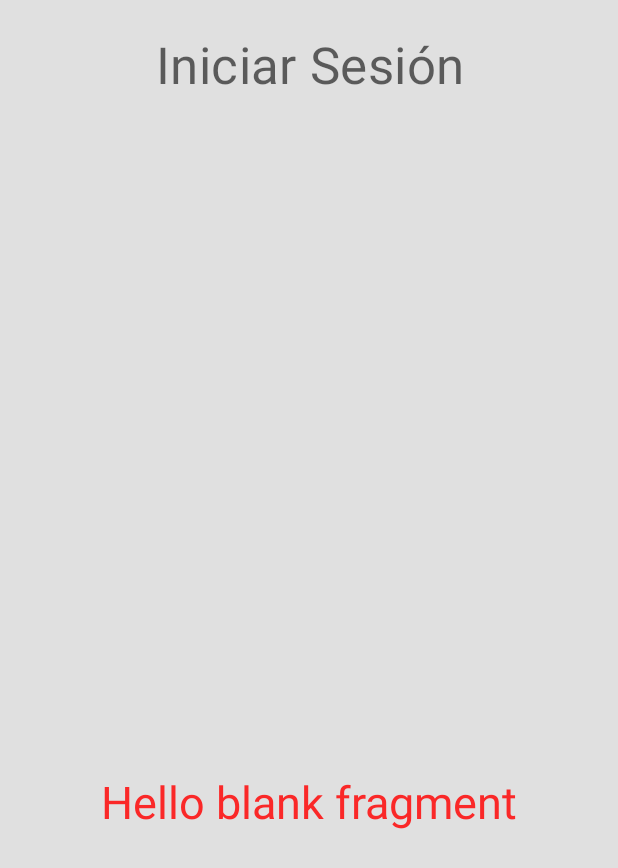
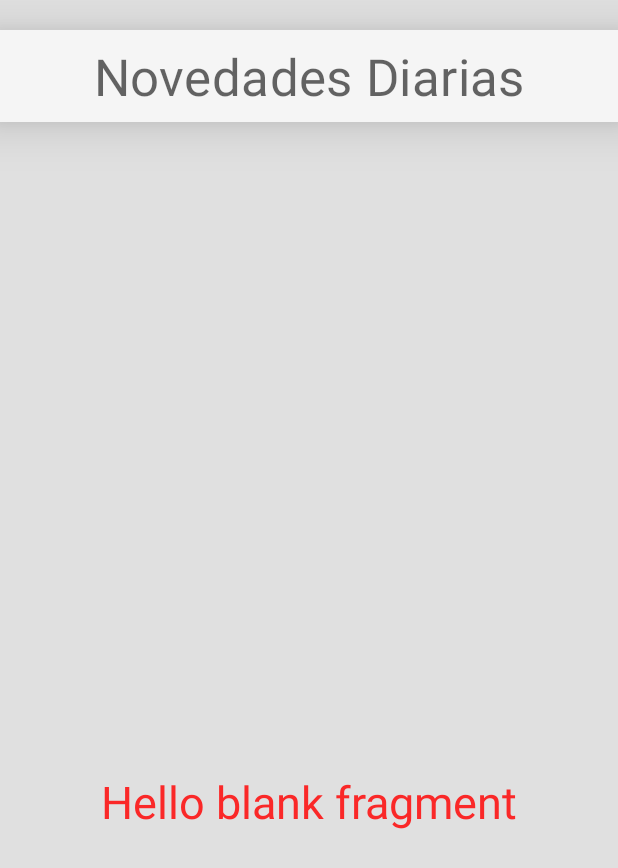
Before and after one commit to rbjavi/LE-TooWine-Android, an Android app: the screen it shows after launch once a user with an empty profile is signed in (HomeActivity), on a phone screen of 412 x 824 dp. Shown: the top 868 px of the screen. Run offline under Robolectric (Android 15) with nearby library versions, the light colour scheme and no system bars; our stand-ins replace navigation-ui; libraries missing offline, so code that uses them is left out: org.jetbrains.anko; 1 statement that could not run was skipped.

Commit message:
Pequeñas modificaciones en las clases, agregando y quitando ciertas funciones

```diff
--- a/app/src/main/java/com/jruizb/toowine/home/HomeActivity.kt
+++ b/app/src/main/java/com/jruizb/toowine/home/HomeActivity.kt
@@ -5,6 +5,8 @@ import android.content.Intent
 import android.os.Bundle
 import androidx.appcompat.app.AppCompatActivity
 import androidx.fragment.app.Fragment
+import androidx.fragment.app.FragmentManager
+import androidx.navigation.NavController
 import androidx.navigation.fragment.NavHostFragment
 import androidx.navigation.ui.setupWithNavController
 import androidx.recyclerview.widget.LinearLayoutManager
@@ -13,10 +15,12 @@ import com.google.android.material.bottomnavigation.BottomNavigationView
 import com.jruizb.toowine.R
 import com.jruizb.toowine.databinding.ActivityHomeBinding
 import com.jruizb.toowine.databinding.ActivityHomeBinding.inflate
+import com.jruizb.toowine.databinding.FragmentLoginBinding
 import com.jruizb.toowine.domain.WineItems
 import com.jruizb.toowine.onboarding.Onboarding
 import com.jruizb.toowine.preferences.PreferencesKey
 import com.jruizb.toowine.preferences.PreferencesProvider
+import org.jetbrains.anko.activityManager
 import org.jsoup.Jsoup
 import kotlin.concurrent.thread
 
@@ -26,6 +30,8 @@ import kotlin.concurrent.thread
 class HomeActivity : AppCompatActivity() {
 
     private lateinit var  bindingHome: ActivityHomeBinding
+
+    private lateinit var bindingLoginFragment: FragmentLoginBinding
 
     override fun onCreate(savedInstanceState: Bundle?) {
         super.onCreate(savedInstanceState)
@@ -38,7 +44,7 @@ class HomeActivity : AppCompatActivity() {
 
         /* Configuración del controlador de bottomNavigationBar y UI ActionBar label */
         val bottomNavigationView = findViewById<BottomNavigationView>(R.id.bottom_navigatin_view)
-        //Retorna el FragmentManager para interactuar con los fragmentos asociodos a esta actividad
+        //Retorna el FragmentManager para interactuar con los fragmentos asociados a esta actividad
         val navHostFragment = supportFragmentManager.findFragmentById(R.id.fragmentContainer) as NavHostFragment
         //El NavHostFragment provee un area dentro del layout para que ocurra la navegación entre fragments
         val navController = navHostFragment.navController
@@ -51,20 +57,35 @@ class HomeActivity : AppCompatActivity() {
 
 
     /**
-     *  Función para comprobar si es la primera vez usada en ese dispositivo, se activa la vista inicial onboarding
+     *  Función que valida si onboarding ya ha sido inicializada por primera vez, si obtiene true
+     *  navega directamente a la actividad principal Home
      */
     private fun setupOnboarding() {
-        if (onboarding(this)) {
+        if (isOnboardingOnSharedPreferences(this)) {
             startActivity(Intent(this@HomeActivity, Onboarding::class.java))
         }
     }
 
     /**
-     * Función que comprueba si esta guardado en ese dispositivo el par clave-valor para saber si es
-     * el primer uso de la app y, por lo tanto, mostrar o no la vista onboarding inicial
+     * Función que comprueba y devuelve true, si ya está guardado en ese dispositivo el par clave-valor
+     * o, false, si no y es la primera vez que se inicializa en este dispositivo
      */
-    private fun onboarding(context: Context): Boolean {
+    private fun isOnboardingOnSharedPreferences(context: Context): Boolean {
         return !(PreferencesProvider.bool(context, PreferencesKey.ONBOARDING) ?: false)
     }
 
+    fun replaceFragment(fragment: Fragment) {
+        val transaction = this.supportFragmentManager.beginTransaction()
+        transaction.replace(R.id.fragmentContainer, fragment)
+        transaction.commit()
+    }
+//    private fun navigateToSignup() {
+//        bindingLoginFragment.signUpLoginTV.setOnClickListener {
+//            val signupF =
+//                val fragment =
+//                    supportFragmentManager.findFragmentById(R.id.fragmentContainer) as NavHostFragment
+//
+//        }
+//    }
+
 }
--- a/app/src/main/java/com/jruizb/toowine/util/Constants.kt
+++ b/app/src/main/java/com/jruizb/toowine/util/Constants.kt
@@ -13,4 +13,6 @@ object Constants {
     const val NO_TYPE_WINE_RECYCLER = "No type"
     const val NO_PRICE_WINE_RECYCLER = "No price"
     const val FUN = "FUNCTION: "
+
+
 }
--- a/app/src/main/res/layout/activity_home.xml
+++ b/app/src/main/res/layout/activity_home.xml
@@ -36,4 +36,6 @@
         app:layout_constraintStart_toStartOf="parent"
         app:menu="@menu/bottom_navigation_menu" />
 
+
+
 </androidx.constraintlayout.widget.ConstraintLayout>
--- a/app/src/main/res/layout/fragment_home.xml
+++ b/app/src/main/res/layout/fragment_home.xml
@@ -12,16 +12,21 @@
     android:layout_height="wrap_content"
     tools:context=".fragments.HomeFragment">
 
+
     <TextView
         android:id="@+id/titleLabelDeals"
         android:layout_width="match_parent"
         android:layout_height="wrap_content"
         android:layout_marginTop="20dp"
-        android:text="@string/login"
+        android:text="@string/hometitle_label_deals"
         android:textAlignment="center"
+        android:background="@drawable/shape_edittext"
+        android:elevation="20dp"
         app:layout_constraintTop_toTopOf="parent"
         app:layout_constraintStart_toStartOf="parent"
         style="@style/TextAppearance.MaterialComponents.Headline4"/>
+
+
 
     <LinearLayout
         android:id="@+id/linearLayout1"
--- a/app/src/main/res/navigation/nav_graph.xml
+++ b/app/src/main/res/navigation/nav_graph.xml
@@ -27,17 +27,36 @@
         tools:layout="@layout/fragment_news" />
     <fragment
         android:id="@+id/loginFragment"
-        android:name="com.jruizb.toowine.usercases.LoginFragment"
+        android:name="com.jruizb.toowine.usecases.account.LoginFragment"
         android:label="fragment_login"
-        tools:layout="@layout/fragment_login" />
+        tools:layout="@layout/fragment_login" >
+        <action
+            android:id="@+id/action_loginFragment_to_signupFragment"
+            app:destination="@id/signupFragment" />
+        <action
+            android:id="@+id/action_loginFragment_to_profileFragment"
+            app:destination="@id/profileFragment" />
+    </fragment>
     <fragment
         android:id="@+id/signupFragment"
-        android:name="com.jruizb.toowine.usercases.SignupFragment"
+        android:name="com.jruizb.toowine.usecases.account.SignupFragment"
         android:label="fragment_signup"
-        tools:layout="@layout/fragment_signup" />
+        tools:layout="@layout/fragment_signup" >
+        <action
+            android:id="@+id/action_signupFragment_to_profileFragment"
+            app:destination="@id/profileFragment" />
+    </fragment>
     <fragment
         android:id="@+id/profileFragment"
-        android:name="com.jruizb.toowine.usercases.ProfileFragment"
+        android:name="com.jruizb.toowine.usecases.ProfileFragment"
         android:label="fragment_profile"
-        tools:layout="@layout/fragment_profile" />
+        tools:layout="@layout/fragment_profile" >
+        <action
+            android:id="@+id/action_profileFragment_to_loginFragment"
+            app:destination="@id/loginFragment"
+            app:enterAnim="@anim/nav_default_enter_anim"
+            app:exitAnim="@anim/nav_default_exit_anim"
+            app:popUpTo="@+id/nav_graph"
+            app:popUpToInclusive="true" />
+    </fragment>
 </navigation>
```
Also changed, not shown: app/src/main/AndroidManifest.xml (+0 -14 lines), app/src/main/java/com/jruizb/toowine/domain/UserProfile.kt (+4 -4 lines), app/src/main/java/com/jruizb/toowine/onboarding/Onboarding.kt (+25 -27 lines), app/src/main/java/com/jruizb/toowine/preferences/PreferencesProvider.kt (+8 -1 lines), app/src/main/java/com/jruizb/toowine/usercases/SignupFragment.kt (+28 -0 lines), app/src/main/res/layout/fragment_login.xml (+10 -5 lines), app/src/main/res/layout/fragment_profile.xml (+2 -9 lines), app/src/main/res/layout/fragment_signup.xml (+8 -5 lines), app/src/main/res/values/strings.xml (+36 -10 lines).
